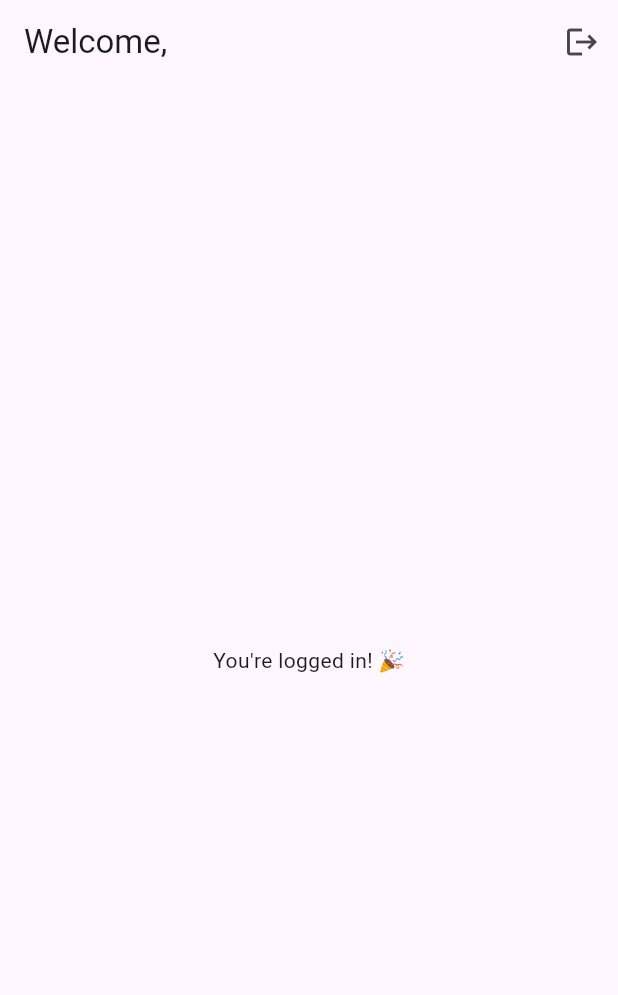
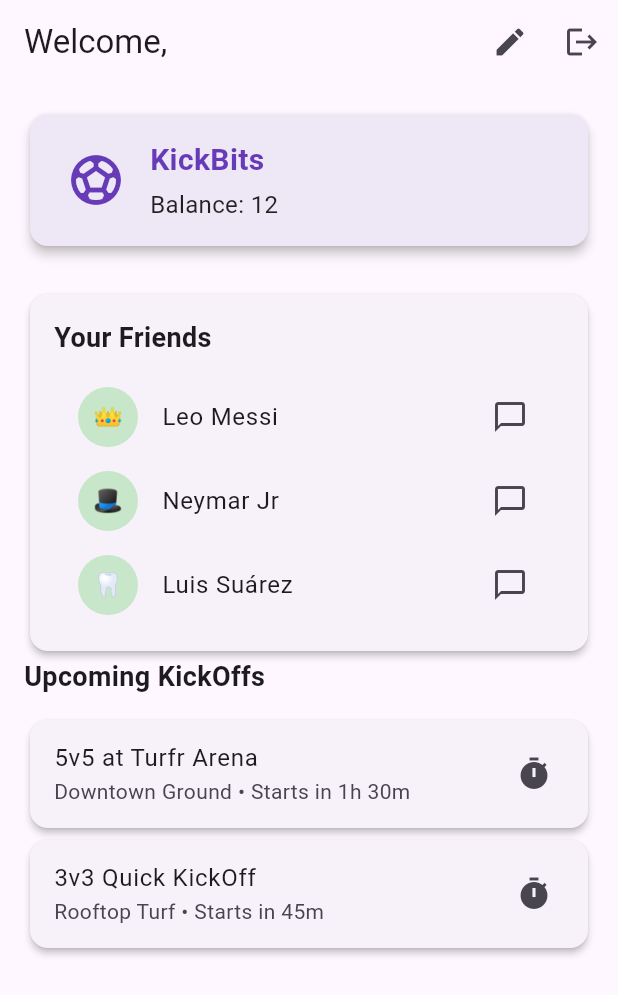
Before and after one commit to swar-101/turfr, a Flutter app: the screen it shows once a user with an empty profile is signed in, on a phone screen of 412 x 824 dp. Shown: the top 995 px of the screen. Run offline on Flutter 3.47's test engine with Material 3 defaults, Android fonts, the phone set to English and light mode, and no system bars; our stand-ins replace cloud_firestore, firebase_auth, firebase_core, flutter_riverpod, flutter_svg, google_sign_in; accounts and stored records are empty.

Commit message:
Add Dumb Components : Kickbit, Kickoff, User Profile

```diff
--- /dev/null
+++ b/lib/features/auth/presentation/friendlist_preview.dart
@@ -0,0 +1,45 @@
+import 'package:flutter/material.dart';
+
+class FriendListPreview extends StatelessWidget {
+  const FriendListPreview({super.key});
+
+  @override
+  Widget build(BuildContext context) {
+    final friends = [
+      {'name': 'Leo Messi', 'avatar': '👑'},
+      {'name': 'Neymar Jr', 'avatar': '🎩'},
+      {'name': 'Luis Suárez', 'avatar': '🦷'},
+    ];
+
+    return Card(
+      elevation: 2,
+      shape: RoundedRectangleBorder(borderRadius: BorderRadius.circular(12)),
+      child: Padding(
+        padding: const EdgeInsets.all(16),
+        child: Column(
+          crossAxisAlignment: CrossAxisAlignment.start,
+          children: [
+            const Text(
+              'Your Friends',
+              style: TextStyle(fontSize: 18, fontWeight: FontWeight.bold),
+            ),
+            const SizedBox(height: 12),
+            ...friends.map((friend) {
+              return ListTile(
+                leading: CircleAvatar(
+                  child: Text(friend['avatar']!),
+                  backgroundColor: Colors.green[100],
+                ),
+                title: Text(friend['name']!),
+                trailing: const Icon(Icons.chat_bubble_outline),
+                onTap: () {
+                  // Stub for future: open chat or profile
+                },
+              );
+            }).toList(),
+          ],
+        ),
+      ),
+    );
+  }
+}
--- /dev/null
+++ b/lib/features/auth/presentation/home_content.dart
@@ -0,0 +1,22 @@
+import 'package:flutter/material.dart';
+import 'package:turfr_app/features/auth/presentation/kickbits_card.dart';
+
+import 'friendlist_preview.dart';
+import 'kickoff_matchlist.dart';
+
+class HomeContent extends StatelessWidget {
+  const HomeContent({super.key});
+
+  @override
+  Widget build(BuildContext context) {
+    return ListView(
+      padding: const EdgeInsets.all(16),
+      children: const [
+        KickBitsCard(balance: 12),
+        SizedBox(height: 24),
+        FriendListPreview(),
+        KickOffMatchList(),
+      ],
+    );
+  }
+}
--- a/lib/features/auth/presentation/home_page.dart
+++ b/lib/features/auth/presentation/home_page.dart
@@ -1,6 +1,8 @@
 import 'package:flutter/material.dart';
 import 'package:flutter_riverpod/flutter_riverpod.dart';
 import 'package:turfr_app/features/auth/providers.dart';
+
+import 'home_content.dart';
 
 class HomePage extends ConsumerWidget {
   const HomePage({super.key});
@@ -13,6 +15,12 @@ class HomePage extends ConsumerWidget {
         title: Text('Welcome, ${user?.displayName ?? "user"}'),
         actions: [
           IconButton(
+            icon: Icon(Icons.edit),
+            onPressed: () {
+              Navigator.of(context).pushNamed('/editProfile');
+            },
+          ),
+          IconButton(
             icon: Icon(Icons.logout),
             onPressed: () async {
               await ref.read(authRepositoryProvider).signOut();
@@ -20,7 +28,7 @@ class HomePage extends ConsumerWidget {
           ),
         ],
       ),
-      body: const Center(child: Text("You're logged in! 🎉")),
+      body: const HomeContent(),
     );
   }
 }
--- /dev/null
+++ b/lib/features/auth/presentation/kickbits_card.dart
@@ -0,0 +1,43 @@
+import 'package:flutter/material.dart';
+
+class KickBitsCard extends StatelessWidget {
+  final int balance;
+
+  const KickBitsCard({super.key, required this.balance});
+
+  @override
+  Widget build(BuildContext context) {
+    return Card(
+      elevation: 3,
+      shape: RoundedRectangleBorder(borderRadius: BorderRadius.circular(12)),
+      color: Colors.deepPurple[50],
+      child: Padding(
+        padding: const EdgeInsets.symmetric(vertical: 16, horizontal: 24),
+        child: Row(
+          children: [
+            const Icon(Icons.sports_soccer, color: Colors.deepPurple, size: 40),
+            const SizedBox(width: 16),
+            Column(
+              crossAxisAlignment: CrossAxisAlignment.start,
+              children: [
+                const Text(
+                  'KickBits',
+                  style: TextStyle(
+                    fontSize: 20,
+                    fontWeight: FontWeight.bold,
+                    color: Colors.deepPurple,
+                  ),
+                ),
+                const SizedBox(height: 4),
+                Text(
+                  'Balance: $balance',
+                  style: const TextStyle(fontSize: 16, color: Colors.black87),
+                ),
+              ],
+            ),
+          ],
+        ),
+      ),
+    );
+  }
+}
--- /dev/null
+++ b/lib/features/auth/presentation/kickoff_matchlist.dart
@@ -0,0 +1,46 @@
+import 'package:flutter/material.dart';
+
+class KickOffMatchList extends StatelessWidget {
+  const KickOffMatchList({super.key});
+
+  @override
+  Widget build(BuildContext context) {
+    final matches = [
+      {
+        'title': '5v5 at Turfr Arena',
+        'location': 'Downtown Ground',
+        'startsIn': 'Starts in 1h 30m'
+      },
+      {
+        'title': '3v3 Quick KickOff',
+        'location': 'Rooftop Turf',
+        'startsIn': 'Starts in 45m'
+      },
+    ];
+
+    return Column(
+      crossAxisAlignment: CrossAxisAlignment.start,
+      children: [
+        const Text(
+          'Upcoming KickOffs',
+          style: TextStyle(fontSize: 18, fontWeight: FontWeight.bold),
+        ),
+        const SizedBox(height: 12),
+        ...matches.map((match) {
+          return Card(
+            shape: RoundedRectangleBorder(borderRadius: BorderRadius.circular(12)),
+            elevation: 2,
+            child: ListTile(
+              title: Text(match['title']!),
+              subtitle: Text('${match['location']!} • ${match['startsIn']!}'),
+              trailing: const Icon(Icons.timer),
+              onTap: () {
+                // Stub: Navigate to match details
+              },
+            ),
+          );
+        }).toList(),
+      ],
+    );
+  }
+}
--- a/lib/main.dart
+++ b/lib/main.dart
@@ -2,6 +2,7 @@ import 'package:firebase_core/firebase_core.dart';
 import 'package:flutter/material.dart';
 import 'package:flutter_riverpod/flutter_riverpod.dart';
 
+import 'features/auth/presentation/edit_profile_page.dart';
 import 'features/auth/presentation/home_page.dart';
 import 'features/auth/presentation/login_page.dart';
 import 'features/auth/providers.dart';
@@ -27,6 +28,9 @@ class MyApp extends ConsumerWidget {
             const Scaffold(body: Center(child: CircularProgressIndicator())),
         error: (e, _) => Scaffold(body: Center(child: Text('Error: $e'))),
       ),
+      routes : {
+        '/editProfile': (context) => const EditProfilePage(),
+      },
     );
   }
 }
```
Also changed, not shown: lib/features/auth/data/auth_repository.dart (+11 -2 lines), lib/features/auth/data/user_repository.dart (added, +38 -0 lines), lib/features/auth/presentation/edit_profile_page.dart (added, +79 -0 lines), lib/features/auth/providers.dart (+12 -2 lines), pubspec.yaml (+9 -5 lines), pubspec.lock, 3 other files.
